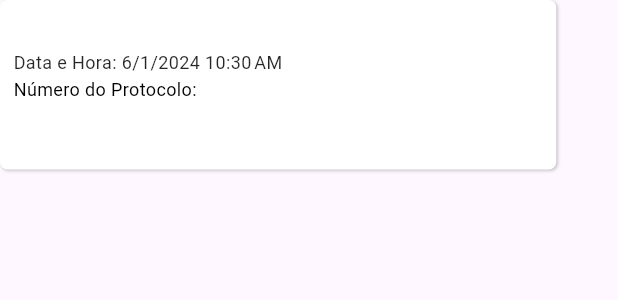
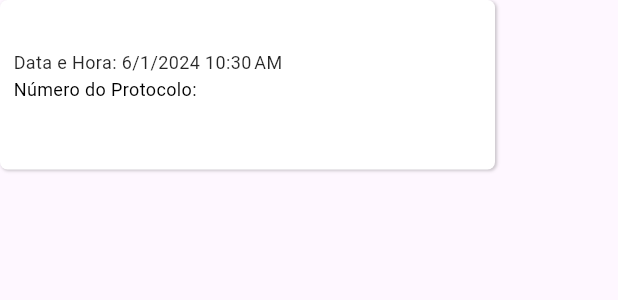
Before and after one commit to Thay-de-Oliveira/Projeto-Aplicado-v3, a Flutter app: the AcontecimentoCard widget shown alone on an empty page, opened directly with empty values, on a phone screen of 412 x 824 dp. Shown: the top 300 px of the screen. Run offline on Flutter 3.47's test engine with Material 3 defaults, Android fonts, the phone set to English and light mode, and no system bars; our stand-ins replace carousel_slider, dio, dotted_border, firebase_core, firebase_storage, flutter_typeahead and 3 more; missing offline and left inert: advance_pdf_viewer, camera_camera, flutter_pdfview, maps_launcher; accounts and stored records are empty; network calls fail.

Commit message:
Teste de responsividade

```diff
--- a/lib/app/components/acontecimento/acontecimento-card-relatorio.dart
+++ b/lib/app/components/acontecimento/acontecimento-card-relatorio.dart
@@ -20,12 +20,9 @@ class AcontecimentoCard extends StatelessWidget {
           ),
         );
       },
-      child: LayoutBuilder(
-        builder: (context, constraints) {
-          double width = constraints.maxWidth * 0.9;
-          return Container(
+      child: Container(
         margin: const EdgeInsets.only(bottom: 11),
-            width: width,
+        width: 330,
         height: 120,
         child: Stack(
           children: [
@@ -33,7 +30,7 @@ class AcontecimentoCard extends StatelessWidget {
               left: 0,
               top: 0,
               child: Container(
-                    width: width,
+                width: 330,
                 height: 113,
                 decoration: BoxDecoration(
                   color: Colors.white,
@@ -54,7 +51,7 @@ class AcontecimentoCard extends StatelessWidget {
               left: 9,
               top: 15,
               child: SizedBox(
-                    width: width * 0.8,
+                width: 189,
                 height: 21,
                 child: Text(
                   acontecimento.tipo,
@@ -63,7 +60,7 @@ class AcontecimentoCard extends StatelessWidget {
                     fontSize: 16,
                     fontFamily: 'Roboto',
                     fontWeight: FontWeight.w700,
-                        height: 1.2,
+                    height: 0,
                   ),
                 ),
               ),
@@ -74,14 +71,11 @@ class AcontecimentoCard extends StatelessWidget {
               child: DataHoraInfo(
                 dataHora: acontecimento.dataHora,
                 numeroProtocolo: acontecimento.numeroProtocolo ?? "Sem Protocolo",
-                    width: width * 0.8,
               ),
             ),
             // Adicione outros elementos conforme necessário
           ],
         ),
-          );
-        },
       ),
     );
   }
@@ -90,20 +84,18 @@ class AcontecimentoCard extends StatelessWidget {
 class DataHoraInfo extends StatelessWidget {
   final DateTime dataHora;
   final String numeroProtocolo;
-  final double width;
 
   const DataHoraInfo({
     Key? key,
     required this.dataHora,
     required this.numeroProtocolo,
-    required this.width,
   }) : super(key: key);
 
   @override
   Widget build(BuildContext context) {
     return Container(
       margin: const EdgeInsets.only(bottom: 11),
-      width: width,
+      width: 251,
       height: 72,
       child: Column(
         crossAxisAlignment: CrossAxisAlignment.start,
@@ -116,7 +108,7 @@ class DataHoraInfo extends StatelessWidget {
               fontSize: 12,
               fontFamily: 'Roboto',
               fontWeight: FontWeight.w400,
-              height: 1.2,
+              height: 0,
             ),
           ),
           const SizedBox(height: 4),
@@ -127,7 +119,7 @@ class DataHoraInfo extends StatelessWidget {
               fontSize: 12,
               fontFamily: 'Roboto',
               fontWeight: FontWeight.w400,
-              height: 1.2,
+              height: 0,
             ),
           ),
           const SizedBox(height: 4),
@@ -138,7 +130,7 @@ class DataHoraInfo extends StatelessWidget {
               fontSize: 12,
               fontFamily: 'Roboto',
               fontWeight: FontWeight.w400,
-              height: 1.2,
+              height: 0,
             ),
           ),
         ],
--- a/lib/app/home/atendimentos/historico/tela-atend-historico.dart
+++ b/lib/app/home/atendimentos/historico/tela-atend-historico.dart
@@ -9,7 +9,6 @@ import '../../../components/globais/menu-inferior.dart';
 
 import '../pendente/tela-atend-pendente.dart';
 import '../cadastro/tela-atendimento-forms.dart';
-
 
 class HistoricoAtendimento extends StatefulWidget {
   @override
@@ -32,6 +31,8 @@ class _HistoricoAtendimentoState extends State<HistoricoAtendimento> {
 
   @override
   Widget build(BuildContext context) {
+    double screenWidth = MediaQuery.of(context).size.width;
+
     return Scaffold(
       appBar: null,
       body: RefreshIndicator(
@@ -133,7 +134,7 @@ class _HistoricoAtendimentoState extends State<HistoricoAtendimento> {
                   // Lista de Cards de Atendimento
                   Center(
                     child: Container(
-                        width: 330,
+                      width: screenWidth * 0.9,
                       child: FutureBuilder(
                         future: atendimentoController.listAtendimento(),
                         builder: (context, snapshot) {
@@ -160,7 +161,10 @@ class _HistoricoAtendimentoState extends State<HistoricoAtendimento> {
                                   itemCount: pendentes.length,
                                   itemBuilder: (context, index) {
                                     AtendimentosModel atendimento = pendentes[index];
-                                      return AtendimentoCard(atendimento: atendimento);
+                                    return Padding(
+                                      padding: const EdgeInsets.symmetric(vertical: 8.0),
+                                      child: AtendimentoCard(atendimento: atendimento),
+                                    );
                                   },
                                 );
                               }
@@ -172,7 +176,6 @@ class _HistoricoAtendimentoState extends State<HistoricoAtendimento> {
                     ),
                   ),
                   // Fim da Lista de Cards
-
                   SizedBox(height: 25),
                 ],
               ),
--- a/lib/backend/models/atendimentoModel.dart
+++ b/lib/backend/models/atendimentoModel.dart
@@ -53,6 +53,10 @@ class AtendimentosModel {
     );
   }
 
+  get descricao => null;
+
+  get local => null;
+
   set imagemUrls(List<String> imagemUrls) {}
 
   Map<String, dynamic> toJson() => {
```
Also changed, not shown: 1 other file. Lines whose indentation alone changed are shown as unchanged.
